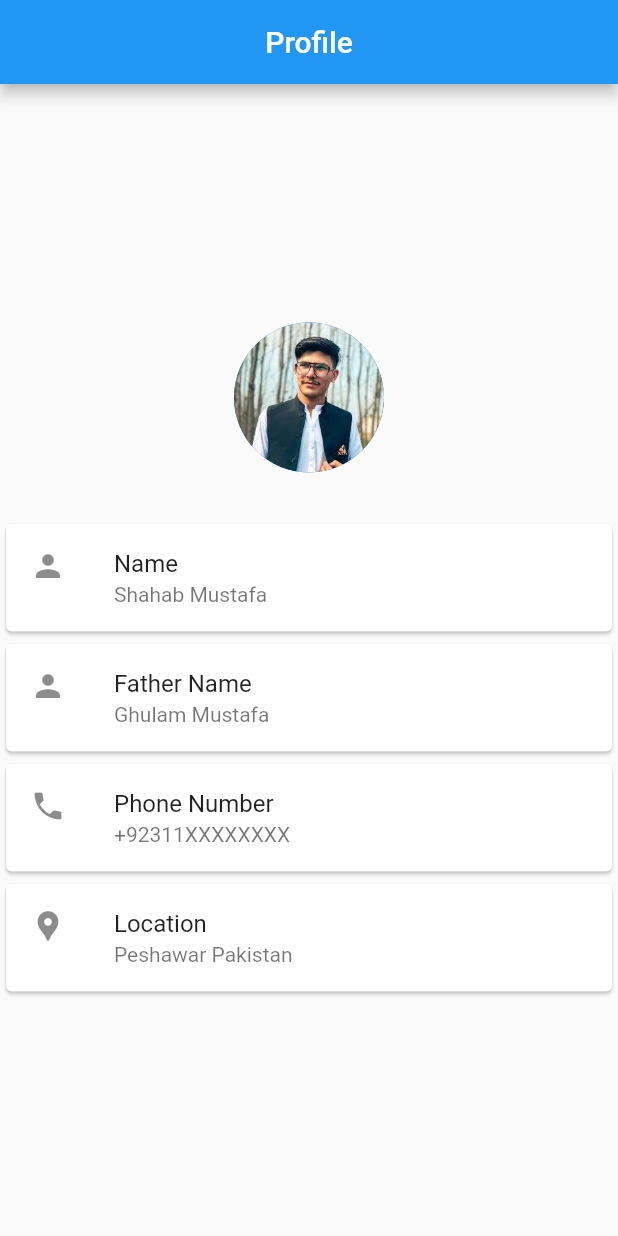
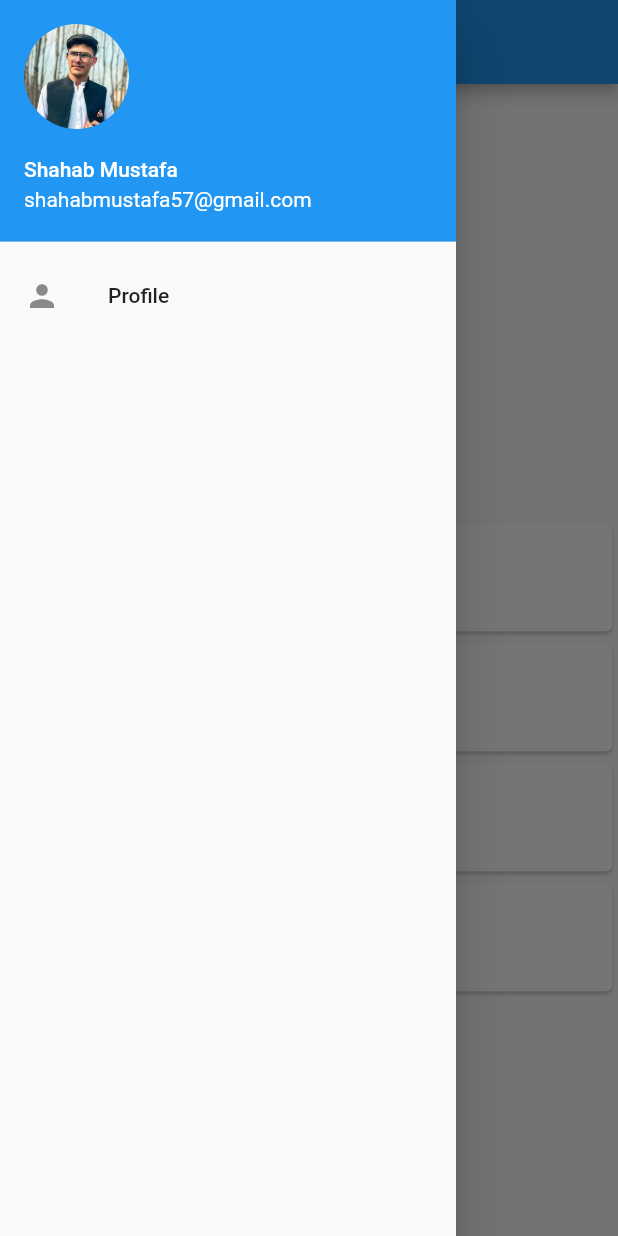
Before and after one commit to Shahabmustafa/Firebase_practis, a Flutter app: the screen it shows after launch, with the side drawer open (before the commit the screen has no drawer), on a phone screen of 412 x 824 dp. Run offline on Flutter 3.47's test engine with Material 2 defaults, Android fonts, the phone set to English and light mode, and no system bars.

Commit message:
How to build Drawer in flutter

```diff
--- a/lib/view/Home Screen/home_screen.dart
+++ b/lib/view/Home Screen/home_screen.dart
@@ -1,7 +1,4 @@
-
-
-
-
+import 'package:firebase_practis/view/drawer.dart';
 import 'package:flutter/material.dart';
 
 class HomePage extends StatefulWidget {
@@ -15,10 +12,10 @@ class _HomePageState extends State<HomePage> {
   @override
   Widget build(BuildContext context) {
     return Scaffold(
+      drawer: DrawerPage(),
       appBar: AppBar(
         title: Text('Profile'),
         centerTitle: true,
-        automaticallyImplyLeading: false,
       ),
       body: Column(
         mainAxisAlignment: MainAxisAlignment.center,
--- /dev/null
+++ b/lib/view/drawer.dart
@@ -0,0 +1,38 @@
+
+
+import 'package:firebase_practis/view/Splash%20Screen/splash_screen.dart';
+import 'package:flutter/material.dart';
+
+class DrawerPage extends StatefulWidget {
+  const DrawerPage({Key? key}) : super(key: key);
+
+  @override
+  State<DrawerPage> createState() => _DrawerPageState();
+}
+
+class _DrawerPageState extends State<DrawerPage> {
+  @override
+  Widget build(BuildContext context) {
+    return Drawer(
+      child: Column(
+        children: [
+          UserAccountsDrawerHeader(
+            currentAccountPicture: ClipRRect(
+              borderRadius: BorderRadius.circular(100),
+                child: Image.asset('images/download.jpeg')),
+              currentAccountPictureSize: Size.square(70),
+              accountName: Text("Shahab Mustafa"),
+              accountEmail: Text("shahabmustafa57@gmail.com"),
+          ),
+          ListTile(
+            title: Text('Profile'),
+            leading: Icon(Icons.person),
+            onTap: (){
+              Navigator.push(context, MaterialPageRoute(builder: (context) => SplashPage()));
+            },
+          ),
+        ],
+      ),
+    );
+  }
+}
```
